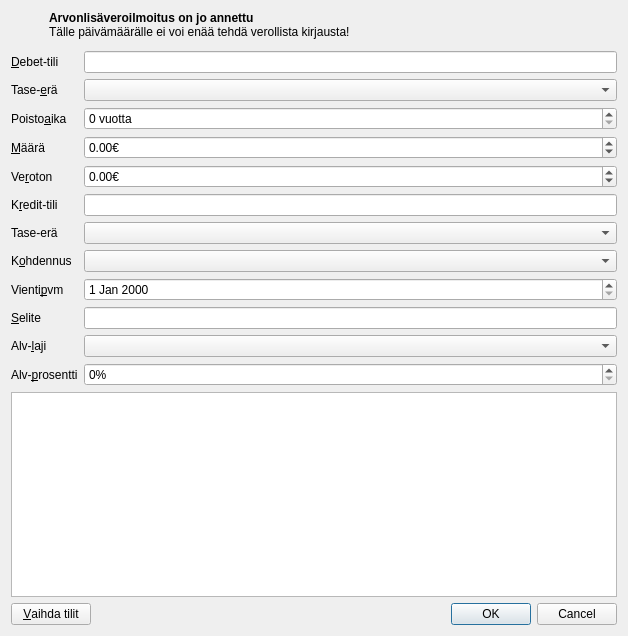
The window that kitupiikki/kirjaus/kirjausapuridialog.ui (artoh/kitupiikki) describes before a commit, drawn with Qt 5.
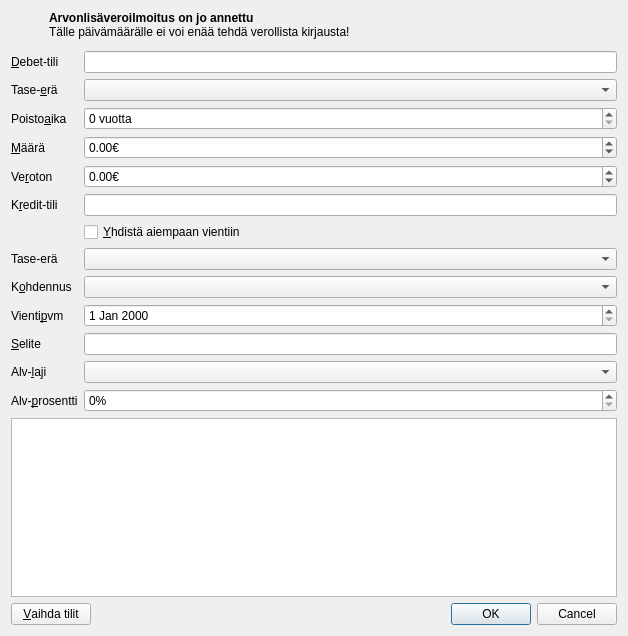
The same window after the commit. Icons and pictures are not drawn. Custom widgets are drawn as their Qt base class.

What changed in the file:
```diff
--- a/kitupiikki/kirjaus/kirjausapuridialog.ui
+++ b/kitupiikki/kirjaus/kirjausapuridialog.ui
@@ -134,7 +134,7 @@
      <item row="5" column="1">
       <widget class="TilinvalintaLine" name="vastatiliEdit"/>
      </item>
-     <item row="7" column="0">
+     <item row="8" column="0">
       <widget class="QLabel" name="kohdennusLabel">
        <property name="text">
         <string>K&amp;ohdennus</string>
@@ -144,10 +144,10 @@
        </property>
       </widget>
      </item>
-     <item row="7" column="1">
+     <item row="8" column="1">
       <widget class="QComboBox" name="kohdennusCombo"/>
      </item>
-     <item row="8" column="0">
+     <item row="9" column="0">
       <widget class="QLabel" name="label_6">
        <property name="text">
         <string>Vienti&amp;pvm</string>
@@ -157,10 +157,10 @@
        </property>
       </widget>
      </item>
-     <item row="8" column="1">
+     <item row="9" column="1">
       <widget class="QDateEdit" name="pvmDate"/>
      </item>
-     <item row="9" column="0">
+     <item row="10" column="0">
       <widget class="QLabel" name="label_7">
        <property name="text">
         <string>&amp;Selite</string>
@@ -170,10 +170,10 @@
        </property>
       </widget>
      </item>
-     <item row="9" column="1">
+     <item row="10" column="1">
       <widget class="QLineEdit" name="seliteEdit"/>
      </item>
-     <item row="10" column="0">
+     <item row="11" column="0">
       <widget class="QLabel" name="alvlajiLabel">
        <property name="text">
         <string>Alv-&amp;laji</string>
@@ -183,10 +183,10 @@
        </property>
       </widget>
      </item>
-     <item row="10" column="1">
+     <item row="11" column="1">
       <widget class="QComboBox" name="alvCombo"/>
      </item>
-     <item row="11" column="0">
+     <item row="12" column="0">
       <widget class="QLabel" name="alvprossaLabel">
        <property name="text">
         <string>Alv-&amp;prosentti</string>
@@ -196,7 +196,7 @@
        </property>
       </widget>
      </item>
-     <item row="11" column="1">
+     <item row="12" column="1">
       <widget class="QSpinBox" name="alvSpin">
        <property name="suffix">
         <string>%</string>
@@ -206,7 +206,7 @@
        </property>
       </widget>
      </item>
-     <item row="6" column="0">
+     <item row="7" column="0">
       <widget class="QLabel" name="vastaTaseEraLabel">
        <property name="text">
         <string>Tase-erä</string>
@@ -216,7 +216,7 @@
        </property>
       </widget>
      </item>
-     <item row="6" column="1">
+     <item row="7" column="1">
       <widget class="QComboBox" name="vastaTaseEraCombo"/>
      </item>
      <item row="2" column="0">
@@ -239,6 +239,13 @@
        </property>
       </widget>
      </item>
+     <item row="6" column="1">
+      <widget class="QCheckBox" name="yhdistaCheck">
+       <property name="text">
+        <string>&amp;Yhdistä aiempaan vientiin</string>
+       </property>
+      </widget>
+     </item>
     </layout>
    </item>
    <item>
```
Left out of the diff: 32 changed lines with no effect on the pictures.
